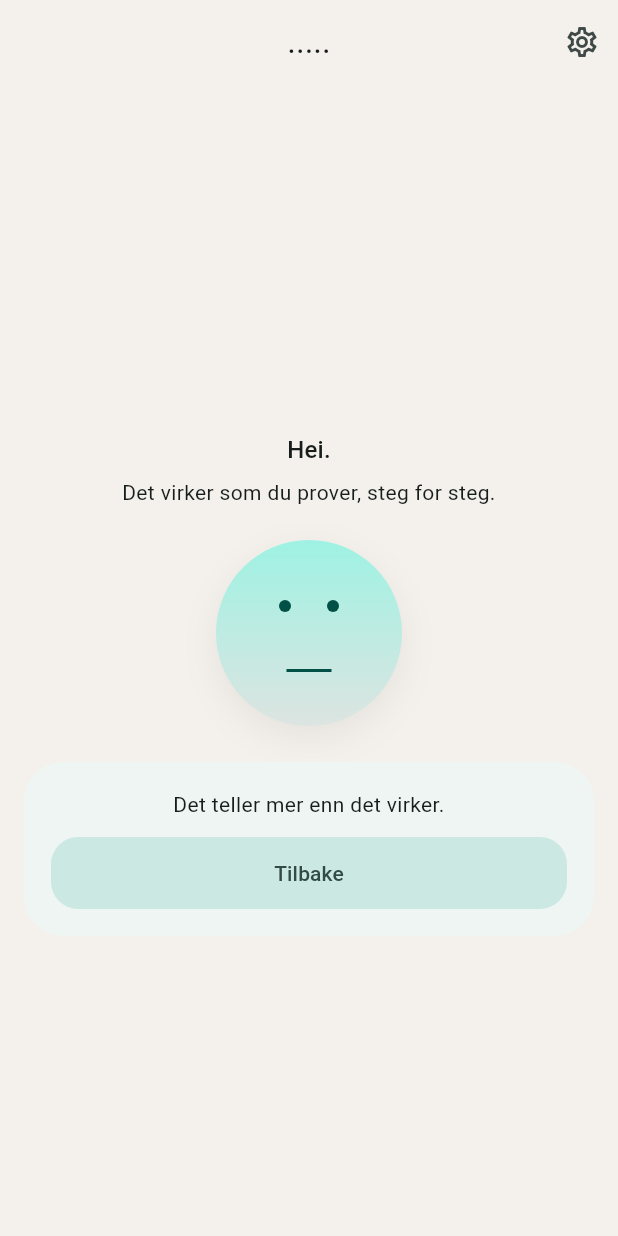
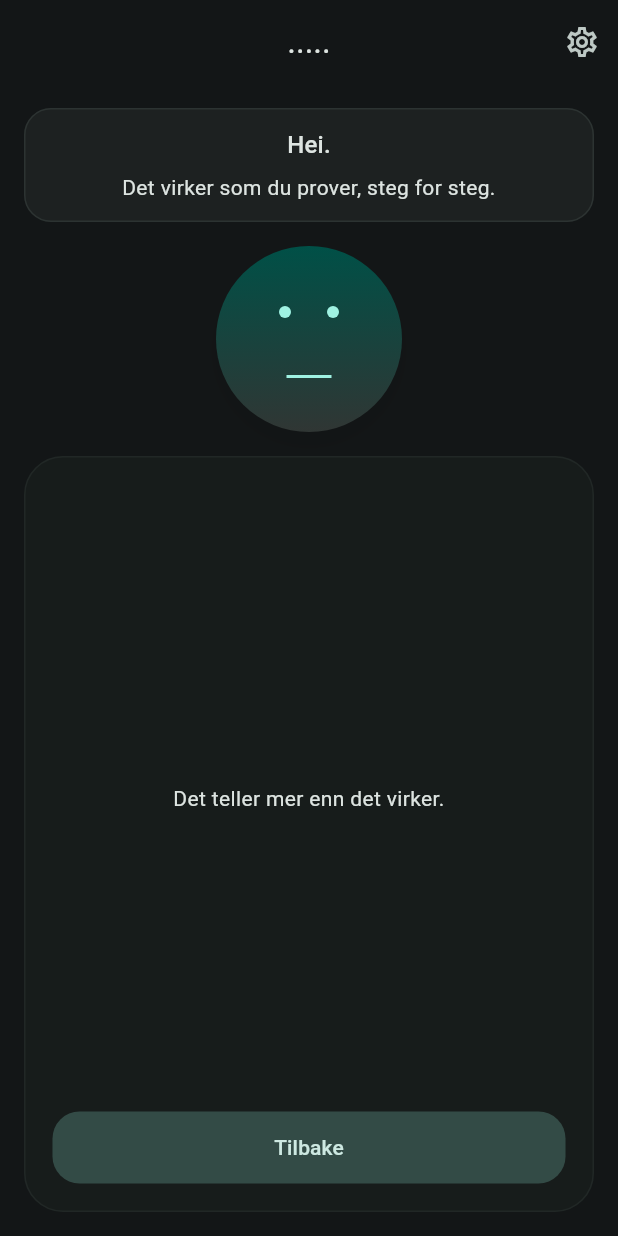
Before and after one commit to stianglomsrod/nikkoprogging, a Flutter app: the screen it shows after launch, after a tap on "Simuler neste prompt", after a tap on "tung", after a tap on "Ja", on a phone screen of 412 x 824 dp. Run offline on Flutter 3.47's test engine with Material 3 defaults, Android fonts, the phone set to English and light mode, and no system bars.

Commit message:
feat: Update UI components for improved layout and dark theme; enhance agent reporting rules

```diff
--- a/companion_app/lib/app/companion_app.dart
+++ b/companion_app/lib/app/companion_app.dart
@@ -6,9 +6,9 @@ class CompanionApp extends StatelessWidget {
 
   @override
   Widget build(BuildContext context) {
-    const background = Color(0xFFF4F1EC);
-    const surface = Color(0xFFF9F7F2);
-    const seed = Color(0xFF8A9A96);
+    const background = Color(0xFF131617);
+    const surface = Color(0xFF1A1E20);
+    const seed = Color(0xFF78827F);
 
     return MaterialApp(
       title: 'Companion',
@@ -17,7 +17,7 @@ class CompanionApp extends StatelessWidget {
         useMaterial3: true,
         colorScheme: ColorScheme.fromSeed(
           seedColor: seed,
-          brightness: Brightness.light,
+          brightness: Brightness.dark,
         ),
         scaffoldBackgroundColor: background,
         cardTheme: const CardThemeData(
--- a/companion_app/lib/features/home/home_page.dart
+++ b/companion_app/lib/features/home/home_page.dart
@@ -220,17 +220,42 @@ class _HomePageState extends State<HomePage> {
         ],
       ),
       body: SafeArea(
-        child: LayoutBuilder(
-          builder: (context, constraints) {
-            return SingleChildScrollView(
-              padding: const EdgeInsets.all(16),
-              child: ConstrainedBox(
-                constraints: BoxConstraints(minHeight: constraints.maxHeight),
         child: Center(
           child: ConstrainedBox(
             constraints: const BoxConstraints(maxWidth: 430),
+            child: Padding(
+              padding: const EdgeInsets.all(16),
               child: Column(
-                      mainAxisAlignment: MainAxisAlignment.center,
+                crossAxisAlignment: CrossAxisAlignment.stretch,
+                children: [
+                  _buildDialogueField(context),
+                  const SizedBox(height: 16),
+                  const CompanionFigure(),
+                  const SizedBox(height: 16),
+                  Expanded(child: _buildMainCard(context)),
+                ],
+              ),
+            ),
+          ),
+        ),
+      ),
+    );
+  }
+
+  Widget _buildDialogueField(BuildContext context) {
+    final colors = Theme.of(context).colorScheme;
+
+    return Container(
+      decoration: BoxDecoration(
+        color: colors.surfaceContainerHighest.withValues(alpha: 0.35),
+        borderRadius: BorderRadius.circular(18),
+        border: Border.all(
+          color: colors.outlineVariant.withValues(alpha: 0.45),
+          width: 1,
+        ),
+      ),
+      padding: const EdgeInsets.symmetric(horizontal: 14, vertical: 12),
+      child: Column(
         crossAxisAlignment: CrossAxisAlignment.stretch,
         children: [
           Text(
@@ -244,18 +269,7 @@ class _HomePageState extends State<HomePage> {
             textAlign: TextAlign.center,
             style: Theme.of(context).textTheme.bodyMedium,
           ),
-                        const SizedBox(height: 22),
-                        const CompanionFigure(),
-                        const SizedBox(height: 24),
-                        _buildMainCard(context),
         ],
-                    ),
-                  ),
-                ),
-              ),
-            );
-          },
-        ),
       ),
     );
   }
@@ -265,8 +279,12 @@ class _HomePageState extends State<HomePage> {
 
     return Container(
       decoration: BoxDecoration(
-        color: colors.surfaceContainerLow,
+        color: colors.surfaceContainerLow.withValues(alpha: 0.92),
         borderRadius: BorderRadius.circular(26),
+        border: Border.all(
+          color: colors.outlineVariant.withValues(alpha: 0.25),
+          width: 1,
+        ),
       ),
       child: Padding(
         padding: const EdgeInsets.all(18),
@@ -284,7 +302,7 @@ class _HomePageState extends State<HomePage> {
     if (_stage == PromptStage.idle) {
       return Column(
         key: const ValueKey('idle'),
-        mainAxisSize: MainAxisSize.min,
+        mainAxisSize: MainAxisSize.max,
         crossAxisAlignment: CrossAxisAlignment.stretch,
         children: [
           const Text(
@@ -294,7 +312,7 @@ class _HomePageState extends State<HomePage> {
           const SizedBox(height: 8),
           if (_statusMessage != null)
             Text(_statusMessage!, textAlign: TextAlign.center),
-          const SizedBox(height: 16),
+          const Spacer(),
           FilledButton(
             onPressed: _simulateNextPrompt,
             child: const Text('Simuler neste prompt'),
@@ -312,7 +330,7 @@ class _HomePageState extends State<HomePage> {
     if (_stage == PromptStage.mood) {
       return Column(
         key: const ValueKey('mood'),
-        mainAxisSize: MainAxisSize.min,
+        mainAxisSize: MainAxisSize.max,
         crossAxisAlignment: CrossAxisAlignment.stretch,
         children: [
           if (activeArea != null)
@@ -326,7 +344,9 @@ class _HomePageState extends State<HomePage> {
             'Hvordan er stemningen akkurat na?',
             textAlign: TextAlign.center,
           ),
-          const SizedBox(height: 12),
+          const Spacer(),
+          _buildBottomActions(
+            children: [
               for (final mood in Sinnsstemning.values) ...[
                 FilledButton.tonal(
                   onPressed: () => _selectMood(mood),
@@ -334,6 +354,8 @@ class _HomePageState extends State<HomePage> {
                 ),
                 const SizedBox(height: 8),
               ],
+            ],
+          ),
         ],
       );
     }
@@ -364,7 +386,7 @@ class _HomePageState extends State<HomePage> {
 
     return Column(
       key: const ValueKey('task'),
-      mainAxisSize: MainAxisSize.min,
+      mainAxisSize: MainAxisSize.max,
       crossAxisAlignment: CrossAxisAlignment.stretch,
       children: [
         const Text('Et lite steg', textAlign: TextAlign.center),
@@ -386,9 +408,11 @@ class _HomePageState extends State<HomePage> {
           textAlign: TextAlign.center,
           style: Theme.of(context).textTheme.titleMedium,
         ),
-        const SizedBox(height: 16),
+        const Spacer(),
         const Text('Fikk du gjort oppgaven?', textAlign: TextAlign.center),
         const SizedBox(height: 12),
+        _buildBottomActions(
+          children: [
             FilledButton(
               onPressed: () => _submitResult(true),
               child: const Text('Ja'),
@@ -399,22 +423,37 @@ class _HomePageState extends State<HomePage> {
               child: const Text('Nei'),
             ),
           ],
+        ),
+      ],
     );
   }
 
   Widget _buildResultStep() {
     return Column(
       key: const ValueKey('result'),
-      mainAxisSize: MainAxisSize.min,
+      mainAxisSize: MainAxisSize.max,
       crossAxisAlignment: CrossAxisAlignment.stretch,
       children: [
+        const Spacer(),
         Text(_resultMessage ?? '', textAlign: TextAlign.center),
-        const SizedBox(height: 12),
+        const Spacer(),
+        _buildBottomActions(
+          children: [
             FilledButton.tonal(
               onPressed: _resetToIdle,
               child: const Text('Tilbake'),
             ),
           ],
+        ),
+      ],
+    );
+  }
+
+  Widget _buildBottomActions({required List<Widget> children}) {
+    return Column(
+      mainAxisSize: MainAxisSize.min,
+      crossAxisAlignment: CrossAxisAlignment.stretch,
+      children: children,
     );
   }
 }
```
Also changed, not shown: 2 other files. Lines whose indentation alone changed are shown as unchanged.
